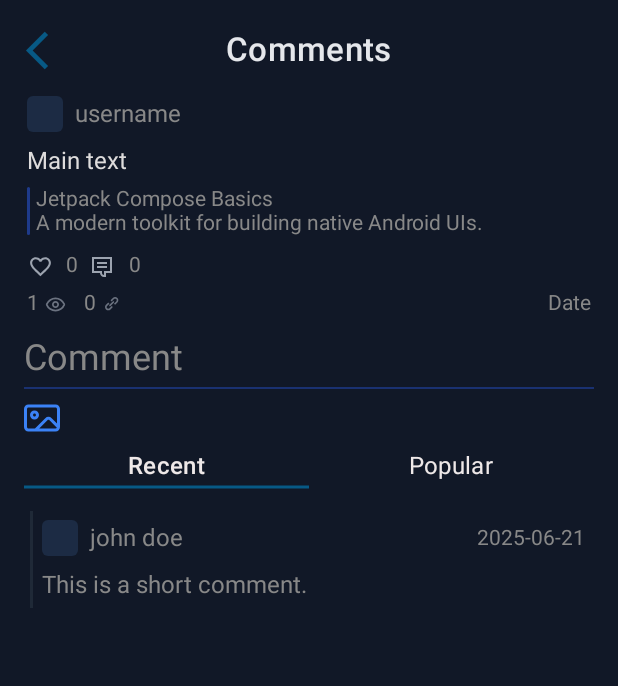
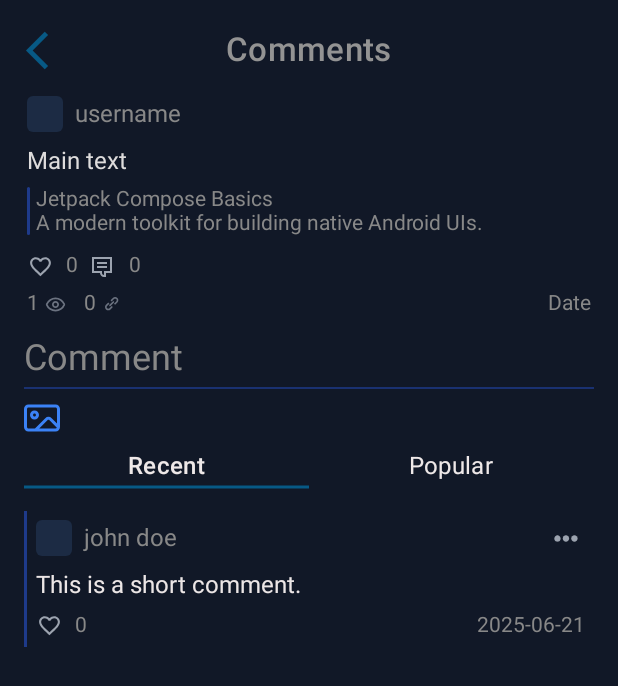
Before and after one commit to thodea/thodea-android, an Android app built with Jetpack Compose: the @Preview function ThoughtCommentsScreenPreview, on a phone screen of 412 x 824 dp. Shown: the top 686 px of the screen. Run offline under Robolectric (Android 15) with nearby library versions, the phone set to English and light mode, and no system bars.

Commit message:
[COMMENTS] + Final UI for comment component

```diff
--- a/app/src/main/java/com/example/thodea/ui/composables/tabs/profile/ThoughtComments.kt
+++ b/app/src/main/java/com/example/thodea/ui/composables/tabs/profile/ThoughtComments.kt
@@ -7,6 +7,8 @@ import androidx.compose.foundation.layout.*
 import androidx.compose.foundation.shape.CircleShape
 import androidx.compose.foundation.shape.RoundedCornerShape
 import androidx.compose.foundation.text.BasicTextField
+import androidx.compose.material.icons.Icons
+import androidx.compose.material.icons.filled.FavoriteBorder
 import androidx.compose.material3.*
 import androidx.compose.runtime.Composable
 import androidx.compose.runtime.LaunchedEffect
@@ -75,7 +77,7 @@ fun BackThoughtCommentsButton(onClick: () -> Unit) {
         Text(
             fontSize = 22.sp,
             text = "Comments",
-            color = Color(229, 231, 235),
+            color = Color(147, 147, 147, 255),
             style = MaterialTheme.typography.titleMedium
         )
 
@@ -303,7 +305,9 @@ fun ThoughtCommentsRowLayout(onBack: () -> Unit,
         Comment(
             username = "john doe",
             date = "2025-06-21",
-            comment = "This is a short comment." // or a long one to see dynamic growth
+            comment = "This is a short comment.",
+            commentId = "123",// or a long one to see dynamic growth
+            onLoveClick = { id -> println("Loved comment: $id") }
         )
     }
 }
@@ -363,7 +367,9 @@ fun TabSelector(
 }
 
 @Composable
-fun Comment(username: String, date: String, comment: String) {
+fun Comment(username: String, date: String, comment: String,
+            commentId: String,
+            onLoveClick: (commentId: String) -> Unit) {
     Box(
         modifier = Modifier
             .fillMaxWidth()
@@ -374,14 +380,14 @@ fun Comment(username: String, date: String, comment: String) {
             modifier = Modifier
                 .fillMaxWidth()
                 .background(Color(0xFF111827)) // Background
-                .padding(start = 4.dp)
+                .padding(start = 0.dp)
         ) {
             // Left border
             Box(
                 modifier = Modifier
                     .width(2.dp)
                     .fillMaxHeight()
-                    .background(Color(0xFF1F2937))
+                    .background(Color(30, 58, 138))
             )
 
             Column(
@@ -404,16 +410,45 @@ fun Comment(username: String, date: String, comment: String) {
                         modifier = Modifier.padding(start = 8.dp)
                     )
                     Spacer(modifier = Modifier.weight(1f))
-                    Text(text = date, color = Color.Gray)
+                    //Text(text = date, color = Color.Gray)
+                    Icon(
+                        painter = painterResource(id = R.drawable.ic_nav),
+                        contentDescription = "Image icon",
+                        tint = Color(0xFF9CA3AF),
+                        modifier = Modifier.size(24.dp)
+                    )
                 }
 
                 Text(
                     text = comment,
-                    color = Color.Gray,
+                    color = Color(236, 230, 230, 255),
                     fontSize = 16.sp,
                     modifier = Modifier.padding(top = 10.dp),
                     softWrap = true // Wrap long comments naturally
                 )
+
+                Row(verticalAlignment = Alignment.CenterVertically,
+                    modifier = Modifier.padding(top = 8.dp)) {
+                    Icon(
+                        imageVector = Icons.Default.FavoriteBorder,
+                        contentDescription = "Love",
+                        tint = Color(0xFF9ca3af),
+                        modifier = Modifier
+                            .size(18.dp)
+                            .padding(top = 1.dp)
+                            .clickable(onClick = {
+                                // Only trigger love click
+                                onLoveClick(commentId)
+                            })
+                    )
+                    Text(
+                        text = "0",
+                        color = Color.Gray,
+                        modifier = Modifier.padding(start = 8.dp)
+                    )
+                    Spacer(modifier = Modifier.weight(1f))
+                    Text(text = date, color = Color.Gray)
+                }
             }
         }
     }
```
